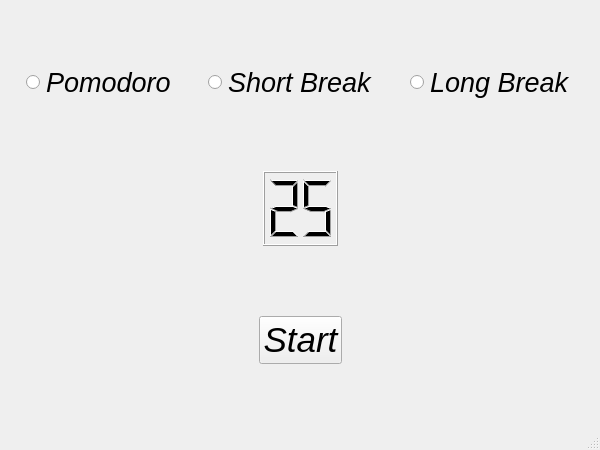
Old version of the form pomodoro_timer/pomodoro_timer.ui in the repository arunmadhuk/Python.
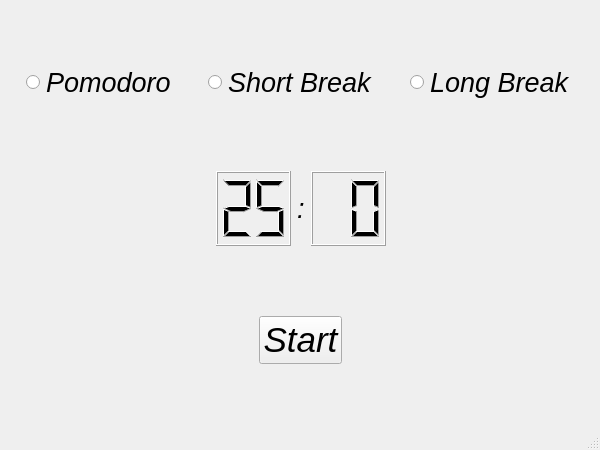
New version of the form. Icons and pictures are not drawn.

Commit message: pomodoro timer & other python proj added

Patch:
```diff
--- a/pomodoro_timer/pomodoro_timer.ui
+++ b/pomodoro_timer/pomodoro_timer.ui
@@ -220,6 +220,41 @@
          </property>
         </widget>
        </item>
+       <item>
+        <widget class="QLabel" name="label">
+         <property name="text">
+          <string>:</string>
+         </property>
+        </widget>
+       </item>
+       <item>
+        <widget class="QLCDNumber" name="lcd_sec_timer">
+         <property name="minimumSize">
+          <size>
+           <width>75</width>
+           <height>75</height>
+          </size>
+         </property>
+         <property name="maximumSize">
+          <size>
+           <width>75</width>
+           <height>75</height>
+          </size>
+         </property>
+         <property name="font">
+          <font>
+           <pointsize>26</pointsize>
+           <italic>true</italic>
+          </font>
+         </property>
+         <property name="smallDecimalPoint">
+          <bool>false</bool>
+         </property>
+         <property name="digitCount">
+          <number>2</number>
+         </property>
+        </widget>
+       </item>
        <item>
         <spacer name="horizontalSpacer_11">
          <property name="orientation">
```
Left out of the diff: 4 changed lines with no effect on the pictures. The commit also changes 5 other files.
